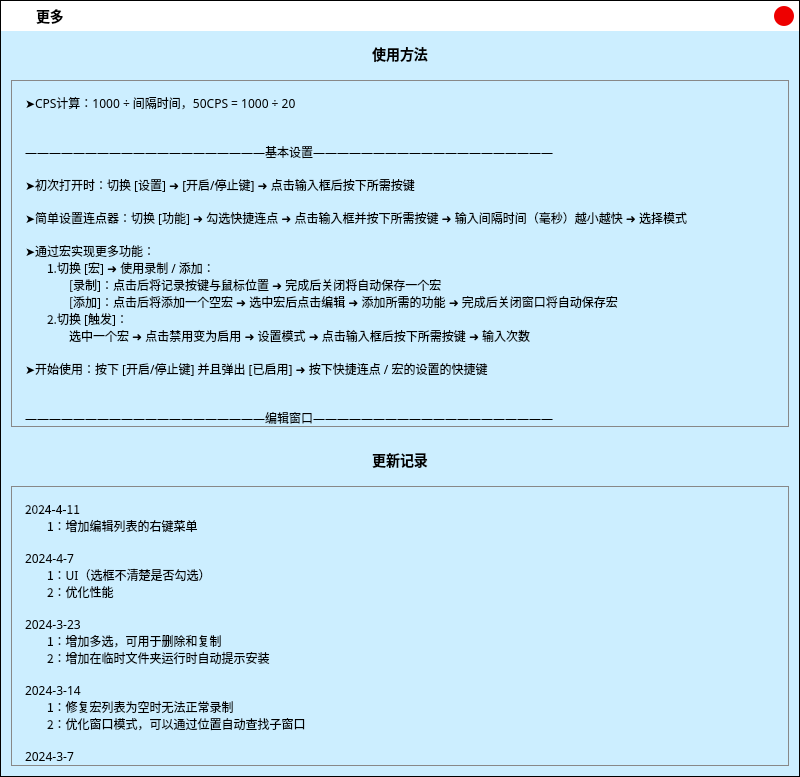
Above: .ui/MoreUi.ui from ChiyukiGana/Quickinput before the change. Below: the same form after it.
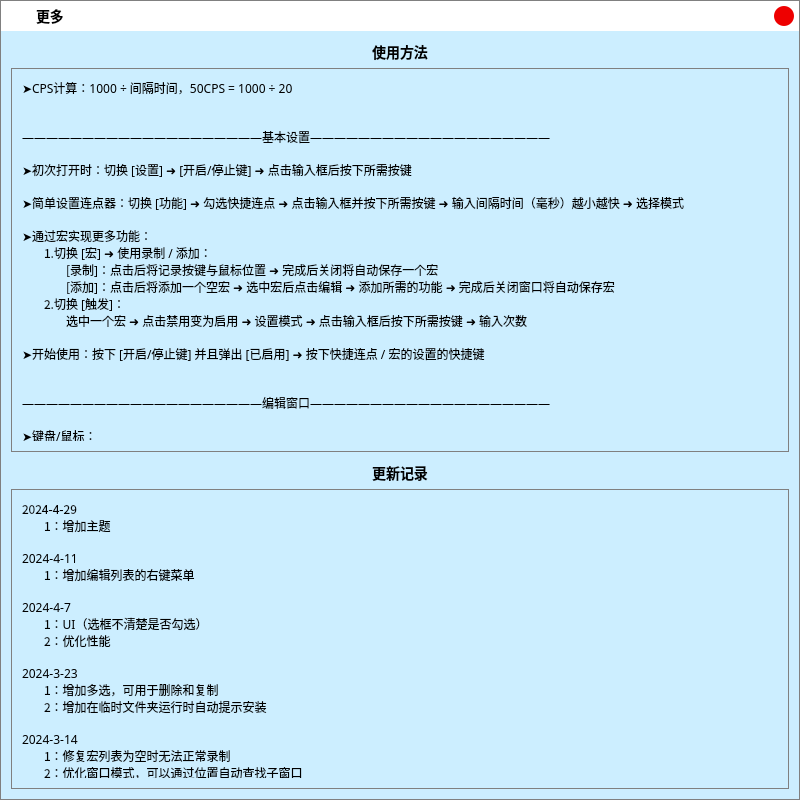
That is the form after the change. Icons and pictures are not drawn.

Patch:
```diff
--- a/.ui/MoreUi.ui
+++ b/.ui/MoreUi.ui
@@ -7,7 +7,7 @@
     <x>0</x>
     <y>0</y>
     <width>800</width>
-    <height>777</height>
+    <height>800</height>
    </rect>
   </property>
   <property name="minimumSize">
@@ -30,8 +30,7 @@
     <normaloff>:/icon.png</normaloff>:/icon.png</iconset>
   </property>
   <property name="styleSheet">
-   <string notr="true">*{font-family:&quot;Microsoft YaHei&quot;;font-size:14px;}
-#MoreUiClass{background-color:#CEF;border:1px solid black;}</string>
+   <string notr="true">*{color:black;border:none;outline:none;font-size:12px;font-family:&quot;Microsoft YaHei&quot;}QMainWindow,QDialog{border:1px solid gray}#titleWidget{background-color:white}#titleWidget *{font-size:14px}#titleWidget QPushButton,#titleWidget QCheckBox::indicator{background-color:#CCC;width:20px;height:20px;border-radius:10px}#titleWidget QCheckBox::indicator:checked{image:url(:/checked.png)}#clientWidget{background-color:#CEF}QMenu,#clientWidget QLineEdit,#clientWidget QTextEdit,#clientWidget QKeyEdit,#clientWidget QCheckBox::indicator,#clientWidget QRadioButton::indicator,#clientWidget QHeaderView,#clientWidget QHeaderView::section,#clientWidget QTableWidget,#clientWidget QTableWidget QTableCornerButton::section,#clientWidget QComboBox,#clientWidget QComboBox QAbstractItemView{background-color:white;color:black}#clientWidget QPushButton,#clientWidget QTabBar::tab,#clientWidget QTabBar::tab:first,#clientWidget QTabBar::tab:last{background-color:#ADE;color:black}#clientWidget QCheckBox::indicator,#clientWidget QRadioButton::indicator{width:20px;height:20px}#clientWidget QComboBox{padding-left:3px}QMenu::item:selected,#clientWidget QPushButton:hover,#clientWidget QCheckBox::indicator:hover,#clientWidget QRadioButton::indicator:hover,#clientWidget QTableWidget::item:hover,#clientWidget QTabBar::tab:hover,#clientWidget QTabBar::tab:first:hover,#clientWidget QTabBar::tab:last:hover{background-color:#BEF;color:black}#clientWidget QTableWidget::item:selected{background-color:#CEF;color:black}#clientWidget QTabBar::tab:selected,#clientWidget QTabBar::tab:first:selected,#clientWidget QTabBar::tab:last:selected{background-color:#CEF;color:black}#clientWidget QCheckBox::indicator:checked,#clientWidget QRadioButton::indicator:checked{image:url(:/checked.png)}#clientWidget #bnWndActive,#clientWidget #bnPos,#clientWidget #bnColorRect{background-color:white}</string>
   </property>
   <layout class="QVBoxLayout" name="verticalLayout_4">
    <property name="spacing">
@@ -188,6 +187,24 @@
     </widget>
    </item>
    <item>
+    <widget class="QWidget" name="clientWidget" native="true">
+     <layout class="QVBoxLayout" name="verticalLayout">
+      <property name="spacing">
+       <number>0</number>
+      </property>
+      <property name="leftMargin">
+       <number>10</number>
+      </property>
+      <property name="topMargin">
+       <number>10</number>
+      </property>
+      <property name="rightMargin">
+       <number>10</number>
+      </property>
+      <property name="bottomMargin">
+       <number>10</number>
+      </property>
+      <item>
     <widget class="QLabel" name="lbHowUse">
      <property name="sizePolicy">
       <sizepolicy hsizetype="Preferred" vsizetype="Fixed">
@@ -204,7 +221,7 @@
       </font>
      </property>
      <property name="styleSheet">
-      <string notr="true">padding-top:12px;padding-bottom:5px;font-size:14px;</string>
+         <string notr="true">padding-bottom:5px;font-size:14px;</string>
      </property>
      <property name="text">
       <string>使用方法</string>
@@ -223,7 +240,7 @@
       </sizepolicy>
      </property>
      <property name="styleSheet">
-      <string notr="true">background-color:rgba(0,0,0,0);margin:10px;border:1px solid #888;</string>
+         <string notr="true">QScrollArea{background:transparent;border:1px solid gray;padding:10px}</string>
      </property>
      <property name="verticalScrollBarPolicy">
       <enum>Qt::ScrollBarAlwaysOff</enum>
@@ -239,12 +256,12 @@
        <rect>
         <x>0</x>
         <y>0</y>
-        <width>776</width>
-        <height>1437</height>
+           <width>756</width>
+           <height>1411</height>
        </rect>
       </property>
       <property name="styleSheet">
-       <string notr="true">border:none;</string>
+          <string notr="true">QWidget{background:transparent}</string>
       </property>
       <layout class="QVBoxLayout" name="verticalLayout_2">
        <property name="spacing">
@@ -279,7 +296,7 @@
           </font>
          </property>
          <property name="styleSheet">
-          <string notr="true">font-size:12px;</string>
+             <string notr="true"/>
          </property>
          <property name="text">
           <string>➤CPS计算：1000 ÷ 间隔时间，50CPS = 1000 ÷ 20
@@ -395,7 +412,7 @@
       </font>
      </property>
      <property name="styleSheet">
-      <string notr="true">padding-top:12px;padding-bottom:5px;font-size:14px;</string>
+         <string notr="true">padding-top:10px;padding-bottom:5px;font-size:14px;</string>
      </property>
      <property name="text">
       <string>更新记录</string>
@@ -420,7 +437,7 @@
       </size>
      </property>
      <property name="styleSheet">
-      <string notr="true">background-color:rgba(0,0,0,0);margin:10px;border:1px solid #888;</string>
+         <string notr="true">QScrollArea{background:transparent;border:1px solid gray;padding:10px}</string>
      </property>
      <property name="verticalScrollBarPolicy">
       <enum>Qt::ScrollBarAlwaysOff</enum>
@@ -436,14 +453,14 @@
        <rect>
         <x>0</x>
         <y>0</y>
-        <width>776</width>
-        <height>3436</height>
+           <width>756</width>
+           <height>3461</height>
        </rect>
       </property>
       <property name="styleSheet">
-       <string notr="true">border:none;</string>
-      </property>
-      <layout class="QVBoxLayout" name="verticalLayout">
+          <string notr="true">QWidget{background:transparent}</string>
+         </property>
+         <layout class="QVBoxLayout" name="verticalLayout_3">
        <property name="spacing">
         <number>0</number>
        </property>
@@ -475,11 +492,11 @@
            <bold>false</bold>
           </font>
          </property>
-         <property name="styleSheet">
-          <string notr="true">font-size:12px;</string>
-         </property>
          <property name="text">
-          <string>2024-4-11
+             <string>2024-4-29
+ㅤㅤ1：增加主题
+
+2024-4-11
 ㅤㅤ1：增加编辑列表的右键菜单
 
 2024-4-7
@@ -690,6 +707,9 @@
        </item>
       </layout>
      </widget>
+       </widget>
+      </item>
+     </layout>
     </widget>
    </item>
   </layout>
```
Left out of the diff: 10 changed lines with no effect on the pictures. Lines whose indentation alone changed are shown as unchanged.
